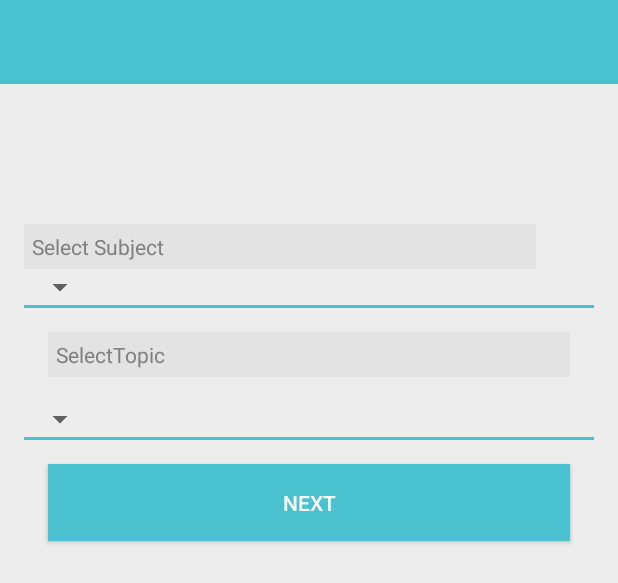
After one commit to aryamadhu/QuizSample, an Android app: the layout activity_selection.xml on its own in the app's theme, with its tools: preview values and no code run, on a phone screen of 412 x 824 dp. The commit adds this screen. Shown: the top 583 px of the screen. Run offline under Robolectric (Android 15) with nearby library versions, the phone set to English and light mode, and no system bars; network calls fail.

Commit message:
new
new QuizSample  13/10/2016

```diff
--- a/app/src/main/java/com/example/aryam/quizsample/model/QuzDb.java
+++ b/app/src/main/java/com/example/aryam/quizsample/model/QuzDb.java
@@ -20,7 +20,7 @@ public class QuzDb extends SQLiteOpenHelper {
     private final Context myContext;
 
     //The Android's default system path of your application database.
-    private static String DB_PATH = "/data/data/com.android.aryam.quizsample/databases/";
+    private static String DB_PATH = "/data/data/com.android.aryam.quizsample/app/src/main/java/databases/";
     private static String DB_NAME = "quiz.db";
 
     private SQLiteDatabase myDataBase;
@@ -130,4 +130,7 @@ public class QuzDb extends SQLiteOpenHelper {
     }
 
 
+    public synchronized Cursor readAllRecords(String tableName, String[] whichColumns){
+        return myDataBase.query(tableName, whichColumns, null, null,null,null,null);
+    }
 }
--- a/app/src/main/java/com/example/aryam/quizsample/model/QuzDbWrapper.java
+++ b/app/src/main/java/com/example/aryam/quizsample/model/QuzDbWrapper.java
@@ -10,7 +10,7 @@ import java.sql.SQLException;
  * Created by arya.m on 10/5/2016.
  */
 public class QuzDbWrapper {
-    static final String TABLE_QUESTION="Questiontbl";
+    static final String TABLE_QUESTION= "Questiontbl";
     QuzDb qdb;
 
     public boolean openLocalDb(Context ctx){
@@ -34,6 +34,9 @@ public class QuzDbWrapper {
         }
     }
 
+    public Cursor readAllData(){
+        return qdb.readAllRecords(TABLE_QUESTION, null);
+    }
 
 
 }
--- /dev/null
+++ b/app/src/main/res/layout/activity_selection.xml
@@ -0,0 +1,78 @@
+<?xml version="1.0" encoding="utf-8"?>
+<RelativeLayout xmlns:android="http://schemas.android.com/apk/res/android"
+    android:layout_width="match_parent" android:layout_height="match_parent"
+    android:background="#FFEDEDED">
+
+    <android.support.v7.widget.Toolbar
+        android:id="@+id/toolbar"
+        android:layout_height="wrap_content"
+        android:layout_width="match_parent"
+        android:minHeight="?attr/actionBarSize"
+        android:background="#FF4AC1CF">
+    </android.support.v7.widget.Toolbar>
+
+    <LinearLayout
+        android:layout_width="match_parent"
+        android:layout_height="wrap_content"
+        android:orientation="vertical"
+        android:padding="@dimen/activity_vertical_margin"
+        android:id="@+id/spinner_select_subject"
+        android:layout_below="@+id/toolbar"
+        android:layout_alignParentStart="true"
+        android:layout_marginTop="77dp">
+
+        <TextView
+        android:layout_width="341dp"
+        android:layout_height="wrap_content"
+        android:text="Select Subject"
+        android:textColor="@android:color/tertiary_text_dark"
+        android:padding="5dp"
+        android:background="#FFE3E3E3"
+        android:clickable="true" />
+
+
+
+    <Spinner
+        android:layout_width="wrap_content"
+        android:layout_height="wrap_content"
+        android:id="@+id/spinner_select_subject"
+
+       />
+<include
+    layout="@layout/view_shadow_light_blue"/>
+
+        <TextView
+            android:layout_width="match_parent"
+            android:layout_height="wrap_content"
+            android:text="SelectTopic"
+            android:textColor="@android:color/tertiary_text_dark"
+            android:padding="5dp"
+            android:layout_margin="@dimen/activity_horizontal_margin"
+            android:background="#FFE3E3E3"/>
+
+
+    <Spinner
+        android:layout_width="wrap_content"
+        android:layout_height="wrap_content"
+        android:id="@+id/spinner_select_topic"
+       />
+
+
+
+
+    <include
+
+       layout="@layout/view_shadow_light_blue"
+        />
+        <Button
+            android:id="@+id/button_next"
+            android:layout_width="match_parent"
+            android:layout_height="wrap_content"
+            android:text="Next"
+            android:textColor="@android:color/white"
+            android:background="#FF4AC1CF"
+            android:padding="@dimen/activity_vertical_margin"
+            android:layout_margin="@dimen/activity_vertical_margin"/>
+    </LinearLayout>
+
+</RelativeLayout>
--- /dev/null
+++ b/app/src/main/res/layout/view_shadow_light_blue.xml
@@ -0,0 +1,16 @@
+<?xml version="1.0" encoding="utf-8"?>
+<LinearLayout xmlns:android="http://schemas.android.com/apk/res/android"
+    android:orientation="vertical" android:layout_width="match_parent"
+    android:layout_height="match_parent">
+
+    <RelativeLayout
+        android:layout_width="match_parent"
+        android:layout_height="match_parent"
+        android:layout_gravity="center_horizontal">
+        <View
+            android:layout_width="match_parent"
+            android:layout_height="2dp"
+            android:background="#FF4AC1CF"/>
+
+    </RelativeLayout>
+</LinearLayout>
```
Also changed, not shown: app/src/main/java/Controller/Data.java (added, +49 -0 lines), app/src/main/java/com/example/aryam/quizsample/MainActivity.java (+12 -3 lines), app/src/main/java/com/example/aryam/quizsample/QuestionListAdapter.java (added, +16 -0 lines), app/src/main/java/com/example/aryam/quizsample/SelectionActivity.java (added, +100 -0 lines), app/src/main/java/com/example/aryam/quizsample/SummaryActivity.java (+26 -1 lines), app/src/main/java/com/example/aryam/quizsample/model/Question.java (added, +33 -0 lines), app/src/main/java/com/example/aryam/quizsample/model/QuestionsData.java (added, +74 -0 lines), app/src/main/java/com/example/aryam/quizsample/utils/Utils.java (added, +15 -0 lines), app/src/main/res/layout/view_qstpge.xml (+36 -34 lines).
